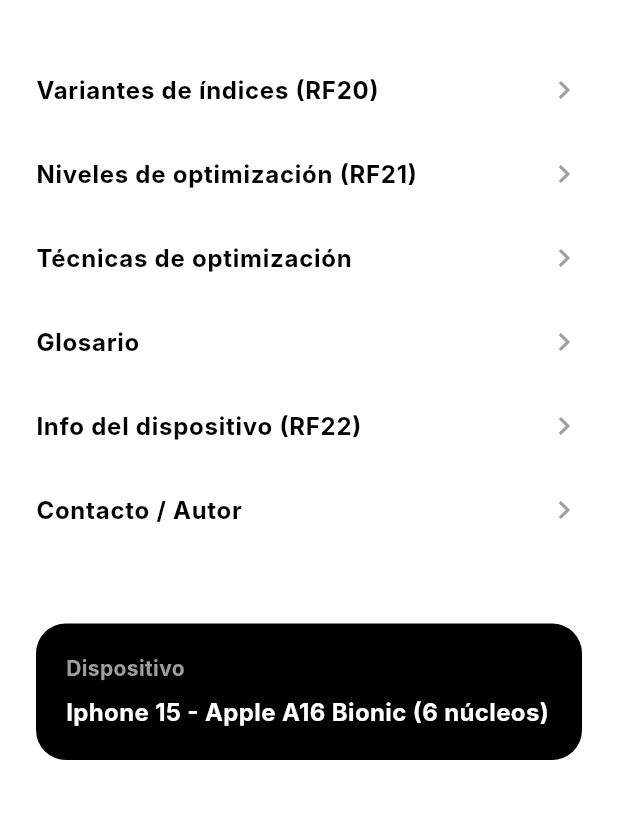
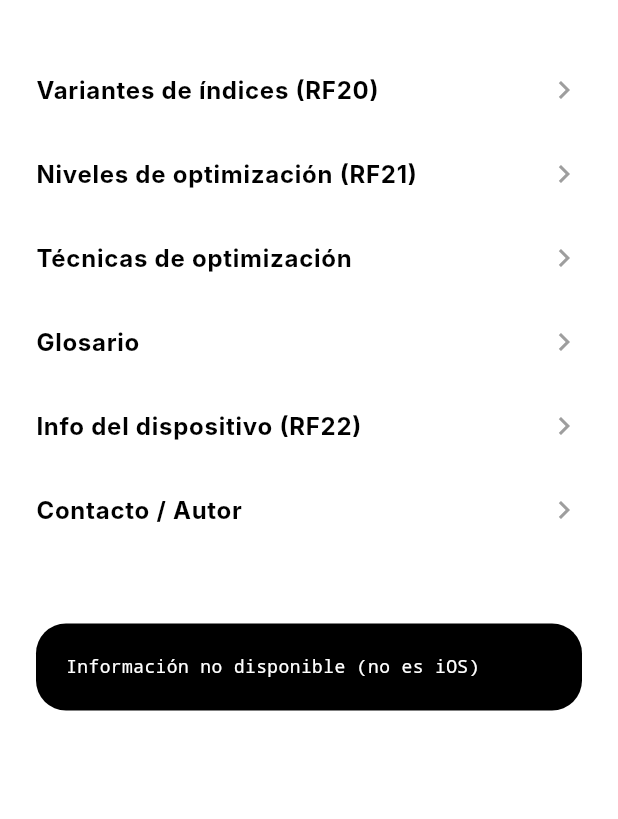
Before and after one commit to i22arpep/rendim, a Flutter app: the screen it shows after launch, after a tap on "Información", on a phone screen of 412 x 824 dp, the part 326-1145 px from its top. Run offline on Flutter 3.47's test engine with Material 3 defaults, Android fonts, the phone set to English and light mode, and no system bars; our stand-ins replace device_info_plus, shared_preferences; missing offline and left inert: dart:ffi; Roboto replaces fonts that are missing (Inter).

Commit message:
Logo cambiado y implementación del dispositivo

```diff
--- a/lib/screens/home_screen.dart
+++ b/lib/screens/home_screen.dart
@@ -29,10 +29,9 @@ class HomeScreen extends StatelessWidget {
                     borderRadius: BorderRadius.circular(24),
                   ),
                   child: Center(
-                    child: Icon(
-                      Icons.speed,
-                      size: 60,
-                      color: Theme.of(context).colorScheme.primary,
+                    child: Padding(
+                      padding: const EdgeInsets.all(12.0),
+                      child: Image.asset('assets/logo.png', fit: BoxFit.contain),
                     ),
                   ),
                 ),
--- a/lib/screens/info_screen.dart
+++ b/lib/screens/info_screen.dart
@@ -1,7 +1,127 @@
 import 'package:flutter/material.dart';
+import 'package:device_info_plus/device_info_plus.dart';
+import 'dart:io';
 
-class InfoScreen extends StatelessWidget {
+class InfoScreen extends StatefulWidget {
   const InfoScreen({super.key});
+
+  @override
+  State<InfoScreen> createState() => _InfoScreenState();
+}
+
+class _InfoScreenState extends State<InfoScreen> {
+  String _deviceInfoText = 'Cargando información del dispositivo...';
+
+  @override
+  void initState() {
+    super.initState();
+    _loadDeviceInfo();
+  }
+
+  Future<void> _loadDeviceInfo() async {
+    if (!Platform.isIOS) {
+      setState(() {
+        _deviceInfoText = 'Información no disponible (no es iOS)';
+      });
+      return;
+    }
+
+    try {
+      final deviceInfo = DeviceInfoPlugin();
+      final iosInfo = await deviceInfo.iosInfo;
+
+      final machine = iosInfo.utsname.machine;
+      final systemVersion = iosInfo.systemVersion;
+
+      // Mapeo básico para dispositivos comunes (ejemplo)
+      String modelo = machine;
+      String procesador = 'Desconocido';
+      String arquitectura = 'ARM64';
+      String config = 'Desconocido';
+      String cacheL1 = 'Desconocido';
+      String cacheL2 = 'Desconocido';
+      String lineSize = '128 bytes';
+      String ram = 'Desconocido';
+
+      if (machine.startsWith('iPhone15,4') || machine.startsWith('iPhone15,5')) {
+        modelo = 'iPhone 15 ($machine)';
+        procesador = 'Apple A16 Bionic (6 núcleos)';
+        arquitectura = 'ARM64 (v8.6-A)';
+        config = '2P + 4E Cores';
+        cacheL1 = '128 KB';
+        cacheL2 = '16 MB';
+        ram = '6 GB LPDDR5';
+      } else if (machine.startsWith('iPhone16,1') || machine.startsWith('iPhone16,2')) {
+        modelo = 'iPhone 15 Pro ($machine)';
+        procesador = 'Apple A17 Pro (6 núcleos)';
+        arquitectura = 'ARM64 (v8.6-A)';
+        config = '2P + 4E Cores';
+        cacheL1 = '128 KB';
+        cacheL2 = '16 MB';
+        ram = '8 GB LPDDR5';
+      } else if (machine.startsWith('iPhone14,7') || machine.startsWith('iPhone14,8')) {
+        modelo = 'iPhone 14 ($machine)';
+        procesador = 'Apple A15 Bionic (6 núcleos)';
+        arquitectura = 'ARM64 (v8.5-A)';
+        config = '2P + 4E Cores';
+        cacheL1 = '128 KB';
+        cacheL2 = '12 MB';
+        ram = '6 GB LPDDR4X';
+      } else if (machine.startsWith('iPhone14,2') || machine.startsWith('iPhone14,3')) {
+        modelo = 'iPhone 13 Pro ($machine)';
+        procesador = 'Apple A15 Bionic (6 núcleos)';
+        arquitectura = 'ARM64 (v8.5-A)';
+        config = '2P + 4E Cores';
+        cacheL1 = '128 KB';
+        cacheL2 = '12 MB';
+        ram = '6 GB LPDDR4X';
+      } else if (machine.startsWith('iPhone13,2') || machine.startsWith('iPhone13,3') || machine.startsWith('iPhone13,4') || machine.startsWith('iPhone13,1')) {
+        modelo = 'iPhone 12 ($machine)';
+        procesador = 'Apple A14 Bionic (6 núcleos)';
+        arquitectura = 'ARM64 (v8.5-A)';
+        config = '2P + 4E Cores';
+        cacheL1 = '128 KB';
+        cacheL2 = '8 MB';
+        ram = '4/6 GB LPDDR4X';
+      } else if (machine == 'arm64' || machine == 'x86_64') {
+        modelo = 'Simulador iOS ($machine)';
+        procesador = 'Mac CPU';
+        config = 'Virtual';
+        cacheL1 = 'N/A';
+        cacheL2 = 'N/A';
+        ram = 'N/A';
+      } else {
+        modelo = 'Apple Device ($machine)';
+        procesador = 'Apple Silicon';
+      }
+
+      // Helper for padding
+      String pad(String text, int width) => text.padRight(width);
+
+      final table =
+        '┌─────────────────────────────────────────────────────┐\n'
+        '│ 📱 DISPOSITIVO DETECTADO                            │\n'
+        '├─────────────────────────────────────────────────────┤\n'
+        '│ • Modelo:         ${pad(modelo, 34)}│\n'
+        '│ • Procesador:     ${pad(procesador, 34)}│\n'
+        '│ • Arquitectura:   ${pad(arquitectura, 34)}│\n'
+        '│ • Configuración:  ${pad(config, 34)}│\n'
+        '│ • Caché L1 Datos: ${pad(cacheL1, 34)}│\n'
+        '│ • Caché L2:       ${pad(cacheL2, 34)}│\n'
+        '│ • Tamaño Línea:   ${pad(lineSize, 34)}│\n'
+        '│ • Memoria RAM:    ${pad(ram, 34)}│\n'
+        '│ • Sistema:        ${pad('iOS $systemVersion', 34)}│\n'
+        '└─────────────────────────────────────────────────────';
+
+      setState(() {
+        _deviceInfoText = table;
+      });
+    } catch (e) {
+      setState(() {
+        _deviceInfoText = 'Error al cargar info: $e';
+      });
+    }
+  }
 
   @override
   Widget build(BuildContext context) {
@@ -45,7 +165,6 @@ class InfoScreen extends StatelessWidget {
 
               const SizedBox(height: 48),
 
-              // Info dispositivo mockeada por ahora
               Container(
                 width: double.infinity,
                 padding: const EdgeInsets.all(20),
@@ -53,27 +172,15 @@ class InfoScreen extends StatelessWidget {
                   color: isDark ? const Color(0xFF1E1E1E) : Colors.black,
                   borderRadius: BorderRadius.circular(20),
                 ),
-                child: Column(
-                  crossAxisAlignment: CrossAxisAlignment.start,
-                  children: [
-                    Text(
-                      'Dispositivo',
-                      style: TextStyle(
-                        color: Colors.grey[500],
-                        fontWeight: FontWeight.bold,
-                        fontSize: 14,
-                      ),
-                    ),
-                    const SizedBox(height: 8),
-                    const Text(
-                      'Iphone 15 - Apple A16 Bionic (6 núcleos)',
-                      style: TextStyle(
-                        color: Colors.white,
-                        fontWeight: FontWeight.bold,
-                        fontSize: 16,
-                      ),
-                    ),
-                  ],
+                child: Text(
+                  _deviceInfoText,
+                  style: const TextStyle(
+                    color: Colors.white,
+                    fontFamily: 'Courier',
+                    fontSize: 12,
+                    height: 1.5,
+                  ),
+                  overflow: TextOverflow.visible,
                 ),
               ),
             ],
```
Also changed, not shown: pubspec.yaml (+9 -1 lines), assets/logo.png (added), pubspec.lock, 22 other files.
